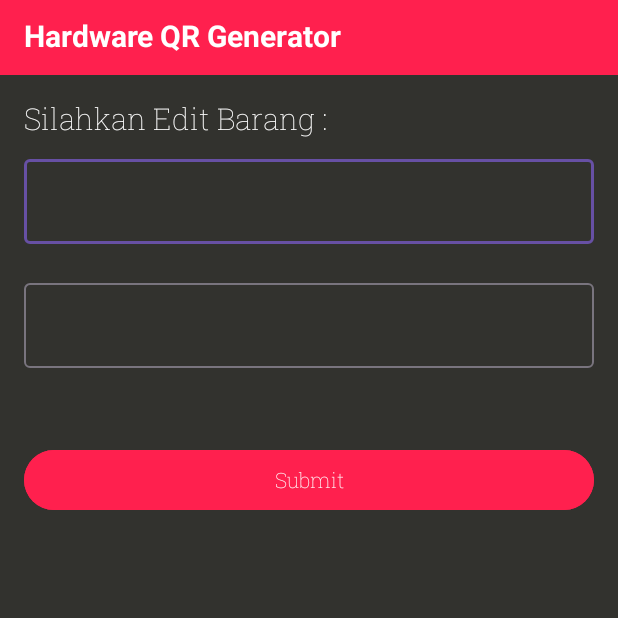
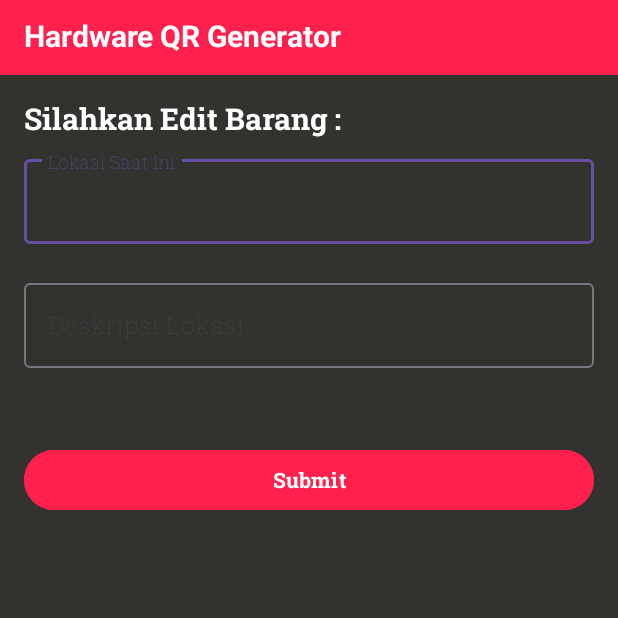
Before and after one commit to Baharudin78/HardwareTracking, an Android app: the HardwareActivity screen opened directly, with no data from a screen before it, on a phone screen of 412 x 824 dp, the top half of it. Run offline under Robolectric (Android 15) with nearby library versions, the phone set to English and light mode, and no system bars; our stand-ins replace Dagger/Hilt's generated code; network calls fail.

Commit message:
update bug

```diff
--- a/app/src/main/java/com/tracking/hardwaretracking/feature/scan/ScanActivity.kt
+++ b/app/src/main/java/com/tracking/hardwaretracking/feature/scan/ScanActivity.kt
@@ -30,8 +30,8 @@ class ScanActivity : AppCompatActivity() {
             if (result.resultCode == Activity.RESULT_OK) {
                 val dataMsg = result.data?.getParcelableExtra<BarangDomain>(CameraActivity.CAMERA_RESULT)
                 binding.tvQrCodeEncrypted.text = "Encrypted QR : ${dataMsg?.encryptQrcode}"
-                binding.tvQrCodeDecrypted.text = dataMsg?.qrcode
-                binding.tvNamaBarang.text = dataMsg?.name
+                binding.tvQrCodeDecrypted.text = "QrCode : ${dataMsg?.qrcode}"
+                binding.tvNamaBarang.text = "Nama Barang : ${dataMsg?.name}"
                 binding.tvResponsibleName.text = "Responsible Name : ${dataMsg?.responsiblePerson}"
                 binding.tvLocation.text = "Location : ${dataMsg?.currentLocation}"
                 binding.tvDescLocation.text = "Desc Location : ${dataMsg?.descLocation}"
--- /dev/null
+++ b/app/src/main/res/font/roboto_slab_bold.xml
@@ -0,0 +1,7 @@
+<?xml version="1.0" encoding="utf-8"?>
+<font-family xmlns:app="http://schemas.android.com/apk/res-auto"
+        app:fontProviderAuthority="com.google.android.gms.fonts"
+        app:fontProviderPackage="com.google.android.gms"
+        app:fontProviderQuery="name=Roboto Slab&amp;weight=700"
+        app:fontProviderCerts="@array/com_google_android_gms_fonts_certs">
+</font-family>
--- a/app/src/main/res/layout/activity_hardware.xml
+++ b/app/src/main/res/layout/activity_hardware.xml
@@ -132,7 +132,7 @@
                 android:layout_marginStart="16dp"
                 android:layout_marginTop="15dp"
                 android:layout_marginEnd="16dp"
-                android:fontFamily="@font/roboto_slab_thin"
+                android:fontFamily="@font/roboto_slab_bold"
                 android:text="Silahkan Edit Barang : "
                 android:textColor="@color/white"
                 android:textSize="20sp"
@@ -195,6 +195,7 @@
                 <com.google.android.material.textfield.TextInputEditText
                     android:layout_width="match_parent"
                     android:inputType="text"
+                    android:hint="Lokasi Saat Ini"
                     android:fontFamily="@font/roboto_slab_thin"
                     android:textColor="@color/white"
                     android:textColorHint="@color/white"
@@ -215,6 +216,7 @@
                 <com.google.android.material.textfield.TextInputEditText
                     android:layout_width="match_parent"
                     android:inputType="text"
+                    android:hint="Deskripsi Lokasi"
                     android:fontFamily="@font/roboto_slab_thin"
                     android:textColor="@color/white"
                     android:textColorHint="@color/white"
@@ -223,19 +225,19 @@
             </com.google.android.material.textfield.TextInputLayout>
 
             <com.google.android.material.button.MaterialButton
+                android:id="@+id/btnSubmit"
                 android:layout_width="match_parent"
-                android:id="@+id/btnSubmit"
+                android:layout_height="wrap_content"
+                android:layout_marginStart="16dp"
+                android:layout_marginTop="30dp"
+                android:layout_marginEnd="16dp"
                 android:backgroundTint="@color/red_primary"
+                android:fontFamily="@font/roboto_slab_bold"
                 android:text="Submit"
                 android:textColor="@color/white"
-                android:fontFamily="@font/roboto_slab_thin"
-                android:layout_height="wrap_content"
-                app:layout_constraintTop_toBottomOf="@+id/description_location"
-                android:layout_marginTop="30dp"
+                app:layout_constraintEnd_toEndOf="parent"
                 app:layout_constraintStart_toStartOf="parent"
-                app:layout_constraintEnd_toEndOf="parent"
-                android:layout_marginStart="16dp"
-                android:layout_marginEnd="16dp"/>
+                app:layout_constraintTop_toBottomOf="@+id/description_location" />
         </androidx.constraintlayout.widget.ConstraintLayout>
     </androidx.core.widget.NestedScrollView>
 
--- a/app/src/main/res/values/preloaded_fonts.xml
+++ b/app/src/main/res/values/preloaded_fonts.xml
@@ -2,6 +2,7 @@
 <resources>
     <array name="preloaded_fonts" translatable="false">
         <item>@font/roboto_slab</item>
+        <item>@font/roboto_slab_bold</item>
         <item>@font/roboto_slab_thin</item>
     </array>
 </resources>
```
